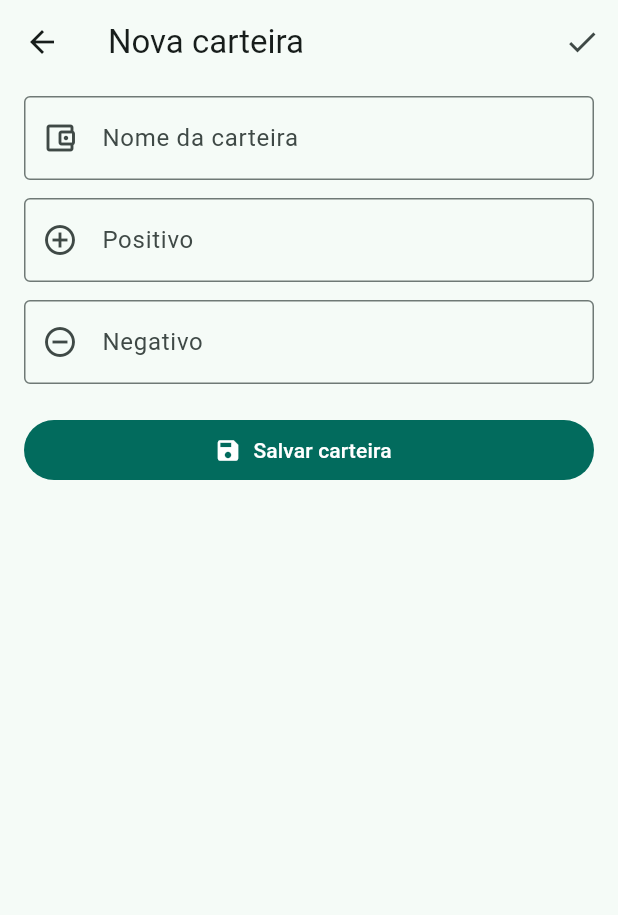
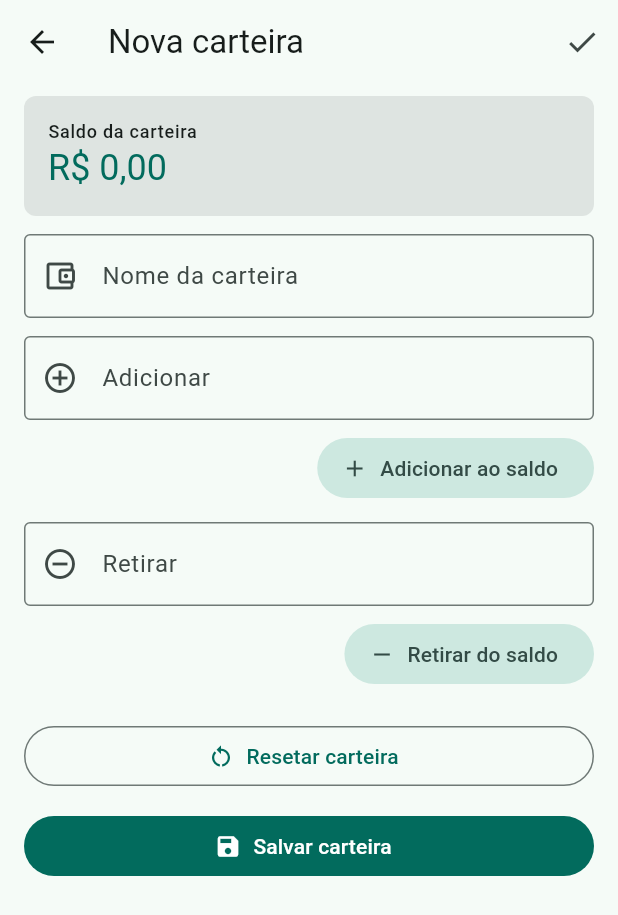
Before and after one commit to aulasonline18-blip/organizador, a Flutter app: the WalletFormPage screen opened directly, on a phone screen of 412 x 824 dp. Shown: the top 915 px of the screen. Run offline on Flutter 3.47's test engine with Material 3 defaults, Android fonts, the phone set to English and light mode, and no system bars; our stand-ins replace flutter_local_notifications, flutter_secure_storage, local_auth, shared_preferences, timezone; accounts and stored records are empty.

Commit message:
Make wallets live balance accounts

```diff
--- a/lib/main.dart
+++ b/lib/main.dart
@@ -311,33 +311,40 @@ class Wallet {
   const Wallet({
     required this.id,
     required this.name,
-    required this.positiveAmount,
-    required this.negativeAmount,
+    required this.balance,
     required this.createdAt,
   });
 
   final String id;
   final String name;
-  final double positiveAmount;
-  final double negativeAmount;
+  final double balance;
   final DateTime createdAt;
 
-  double get balance => positiveAmount - negativeAmount;
+  Wallet copyWith({String? name, double? balance}) {
+    return Wallet(
+      id: id,
+      name: name ?? this.name,
+      balance: balance ?? this.balance,
+      createdAt: createdAt,
+    );
+  }
 
   Map<String, Object?> toJson() => {
     'id': id,
     'name': name,
-    'positiveAmount': positiveAmount,
-    'negativeAmount': negativeAmount,
+    'balance': balance,
     'createdAt': createdAt.toIso8601String(),
   };
 
   static Wallet fromJson(Map<String, Object?> json) {
+    final legacyPositive = (json['positiveAmount'] as num?)?.toDouble();
+    final legacyNegative = (json['negativeAmount'] as num?)?.toDouble();
     return Wallet(
       id: json['id'] as String,
       name: json['name'] as String,
-      positiveAmount: (json['positiveAmount'] as num?)?.toDouble() ?? 0,
-      negativeAmount: (json['negativeAmount'] as num?)?.toDouble() ?? 0,
+      balance:
+          (json['balance'] as num?)?.toDouble() ??
+          ((legacyPositive ?? 0) - (legacyNegative ?? 0)),
       createdAt: DateTime.parse(json['createdAt'] as String),
     );
   }
@@ -1736,15 +1743,10 @@ class _WalletsPageState extends State<WalletsPage> {
 
   @override
   Widget build(BuildContext context) {
-    final totalPositive = _wallets.fold<double>(
+    final totalBalance = _wallets.fold<double>(
       0,
-      (sum, wallet) => sum + wallet.positiveAmount,
-    );
-    final totalNegative = _wallets.fold<double>(
-      0,
-      (sum, wallet) => sum + wallet.negativeAmount,
-    );
-    final totalBalance = totalPositive - totalNegative;
+      (sum, wallet) => sum + wallet.balance,
+    );
 
     return Scaffold(
       appBar: AppBar(
@@ -1764,8 +1766,6 @@ class _WalletsPageState extends State<WalletsPage> {
                 padding: const EdgeInsets.fromLTRB(16, 8, 16, 96),
                 children: [
                   WalletSummaryHeader(
-                    positive: _currency.format(totalPositive),
-                    negative: _currency.format(totalNegative),
                     balance: _currency.format(totalBalance),
                     negativeBalance: totalBalance < 0,
                   ),
@@ -1778,12 +1778,6 @@ class _WalletsPageState extends State<WalletsPage> {
                         padding: const EdgeInsets.only(bottom: 10),
                         child: WalletTile(
                           wallet: wallet,
-                          positiveLabel: _currency.format(
-                            wallet.positiveAmount,
-                          ),
-                          negativeLabel: _currency.format(
-                            wallet.negativeAmount,
-                          ),
                           balanceLabel: _currency.format(wallet.balance),
                           onEdit: () => _openForm(wallet),
                           onDelete: () => _delete(wallet),
@@ -1804,15 +1798,11 @@ class _WalletsPageState extends State<WalletsPage> {
 
 class WalletSummaryHeader extends StatelessWidget {
   const WalletSummaryHeader({
-    required this.positive,
-    required this.negative,
     required this.balance,
     required this.negativeBalance,
     super.key,
   });
 
-  final String positive;
-  final String negative;
   final String balance;
   final bool negativeBalance;
 
@@ -1840,13 +1830,6 @@ class WalletSummaryHeader extends StatelessWidget {
                     : Theme.of(context).colorScheme.primary,
               ),
             ),
-            const SizedBox(height: 10),
-            Row(
-              children: [
-                Expanded(child: Text('Positivo: $positive')),
-                Expanded(child: Text('Negativo: $negative')),
-              ],
-            ),
           ],
         ),
       ),
@@ -1882,8 +1865,6 @@ class WalletEmptyState extends StatelessWidget {
 class WalletTile extends StatelessWidget {
   const WalletTile({
     required this.wallet,
-    required this.positiveLabel,
-    required this.negativeLabel,
     required this.balanceLabel,
     required this.onEdit,
     required this.onDelete,
@@ -1891,8 +1872,6 @@ class WalletTile extends StatelessWidget {
   });
 
   final Wallet wallet;
-  final String positiveLabel;
-  final String negativeLabel;
   final String balanceLabel;
   final VoidCallback onEdit;
   final VoidCallback onDelete;
@@ -1919,7 +1898,7 @@ class WalletTile extends StatelessWidget {
                   ),
                   const SizedBox(height: 4),
                   Text(
-                    'Positivo $positiveLabel  |  Negativo $negativeLabel',
+                    'Saldo atual',
                     maxLines: 2,
                     overflow: TextOverflow.ellipsis,
                   ),
@@ -1973,24 +1952,77 @@ class WalletFormPage extends StatefulWidget {
 class _WalletFormPageState extends State<WalletFormPage> {
   final _formKey = GlobalKey<FormState>();
   final _nameController = TextEditingController();
-  final _positiveController = TextEditingController();
-  final _negativeController = TextEditingController();
+  final _addController = TextEditingController();
+  final _withdrawController = TextEditingController();
+  final _currency = NumberFormat.simpleCurrency(locale: 'pt_BR');
+  late double _balance;
 
   @override
   void initState() {
     super.initState();
     final wallet = widget.initialWallet;
     _nameController.text = wallet?.name ?? '';
-    _positiveController.text = wallet?.positiveAmount.toStringAsFixed(2) ?? '';
-    _negativeController.text = wallet?.negativeAmount.toStringAsFixed(2) ?? '';
+    _balance = wallet?.balance ?? 0;
   }
 
   @override
   void dispose() {
     _nameController.dispose();
-    _positiveController.dispose();
-    _negativeController.dispose();
+    _addController.dispose();
+    _withdrawController.dispose();
     super.dispose();
+  }
+
+  void _addAmount() {
+    if (!_formKey.currentState!.validate()) {
+      return;
+    }
+    final amount = _parseAmount(_addController.text);
+    if (amount <= 0) {
+      return;
+    }
+    setState(() {
+      _balance += amount;
+      _addController.clear();
+    });
+  }
+
+  void _withdrawAmount() {
+    if (!_formKey.currentState!.validate()) {
+      return;
+    }
+    final amount = _parseAmount(_withdrawController.text);
+    if (amount <= 0) {
+      return;
+    }
+    setState(() {
+      _balance -= amount;
+      _withdrawController.clear();
+    });
+  }
+
+  Future<void> _resetWallet() async {
+    final confirmed = await showDialog<bool>(
+      context: context,
+      builder: (context) => AlertDialog(
+        title: const Text('Resetar carteira?'),
+        content: const Text('Isso limpa o saldo desta carteira.'),
+        actions: [
+          TextButton(
+            onPressed: () => Navigator.pop(context, false),
+            child: const Text('Cancelar'),
+          ),
+          FilledButton(
+            onPressed: () => Navigator.pop(context, true),
+            child: const Text('Resetar'),
+          ),
+        ],
+      ),
+    );
+    if (confirmed != true) {
+      return;
+    }
+    setState(() => _balance = 0);
   }
 
   void _save() {
@@ -2003,8 +2035,7 @@ class _WalletFormPageState extends State<WalletFormPage> {
       Wallet(
         id: initial?.id ?? const Uuid().v4(),
         name: _nameController.text.trim(),
-        positiveAmount: _parseAmount(_positiveController.text),
-        negativeAmount: _parseAmount(_negativeController.text),
+        balance: _balance,
         createdAt: initial?.createdAt ?? DateTime.now(),
       ),
     );
@@ -2043,6 +2074,34 @@ class _WalletFormPageState extends State<WalletFormPage> {
           child: ListView(
             padding: const EdgeInsets.fromLTRB(16, 8, 16, 32),
             children: [
+              DecoratedBox(
+                decoration: BoxDecoration(
+                  color: Theme.of(context).colorScheme.surfaceContainerHighest,
+                  borderRadius: BorderRadius.circular(8),
+                ),
+                child: Padding(
+                  padding: const EdgeInsets.all(16),
+                  child: Column(
+                    crossAxisAlignment: CrossAxisAlignment.start,
+                    children: [
+                      Text(
+                        'Saldo da carteira',
+                        style: Theme.of(context).textTheme.labelMedium,
+                      ),
+                      Text(
+                        _currency.format(_balance),
+                        style: Theme.of(context).textTheme.headlineSmall
+                            ?.copyWith(
+                              color: _balance < 0
+                                  ? Theme.of(context).colorScheme.error
+                                  : Theme.of(context).colorScheme.primary,
+                            ),
+                      ),
+                    ],
+                  ),
+                ),
+              ),
+              const SizedBox(height: 12),
               TextFormField(
                 controller: _nameController,
                 decoration: const InputDecoration(
@@ -2056,9 +2115,9 @@ class _WalletFormPageState extends State<WalletFormPage> {
               ),
               const SizedBox(height: 12),
               TextFormField(
-                controller: _positiveController,
+                controller: _addController,
                 decoration: const InputDecoration(
-                  labelText: 'Positivo',
+                  labelText: 'Adicionar',
                   prefixIcon: Icon(Icons.add_circle_outline),
                 ),
                 keyboardType: const TextInputType.numberWithOptions(
@@ -2066,11 +2125,20 @@ class _WalletFormPageState extends State<WalletFormPage> {
                 ),
                 validator: _validateAmount,
               ),
+              const SizedBox(height: 8),
+              Align(
+                alignment: Alignment.centerRight,
+                child: FilledButton.tonalIcon(
+                  onPressed: _addAmount,
+                  icon: const Icon(Icons.add),
+                  label: const Text('Adicionar ao saldo'),
+                ),
+              ),
               const SizedBox(height: 12),
               TextFormField(
-                controller: _negativeController,
+                controller: _withdrawController,
                 decoration: const InputDecoration(
-                  labelText: 'Negativo',
+                  labelText: 'Retirar',
                   prefixIcon: Icon(Icons.remove_circle_outline),
                 ),
                 keyboardType: const TextInputType.numberWithOptions(
@@ -2078,7 +2146,22 @@ class _WalletFormPageState extends State<WalletFormPage> {
                 ),
                 validator: _validateAmount,
               ),
+              const SizedBox(height: 8),
+              Align(
+                alignment: Alignment.centerRight,
+                child: FilledButton.tonalIcon(
+                  onPressed: _withdrawAmount,
+                  icon: const Icon(Icons.remove),
+                  label: const Text('Retirar do saldo'),
+                ),
+              ),
               const SizedBox(height: 20),
+              OutlinedButton.icon(
+                onPressed: _resetWallet,
+                icon: const Icon(Icons.restart_alt),
+                label: const Text('Resetar carteira'),
+              ),
+              const SizedBox(height: 12),
               FilledButton.icon(
                 onPressed: _save,
                 icon: const Icon(Icons.save),
--- a/pubspec.yaml
+++ b/pubspec.yaml
@@ -16,7 +16,7 @@ publish_to: 'none' # Remove this line if you wish to publish to pub.dev
 # https://developer.apple.com/library/archive/documentation/General/Reference/InfoPlistKeyReference/Articles/CoreFoundationKeys.html
 # In Windows, build-name is used as the major, minor, and patch parts
 # of the product and file versions while build-number is used as the build suffix.
-version: 0.1.3+4
+version: 0.1.4+5
 
 environment:
   sdk: ^3.12.2
```
Also changed, not shown: 2 other files.
